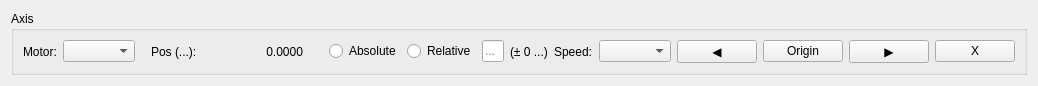
This is src/app/axiscontrollwidget/AxisControlWidget.ui in changhui-pal/QtKohzuController as Qt 5 draws it before an edit. The edited form follows.
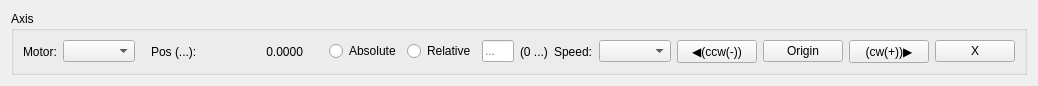
This is the edited form.

What changed in the file:
```diff
--- a/src/app/axiscontrollwidget/AxisControlWidget.ui
+++ b/src/app/axiscontrollwidget/AxisControlWidget.ui
@@ -6,8 +6,8 @@
    <rect>
     <x>0</x>
     <y>0</y>
-    <width>852</width>
-    <height>81</height>
+    <width>1038</width>
+    <height>85</height>
    </rect>
   </property>
   <property name="windowTitle">
@@ -109,7 +109,7 @@
       <item>
        <widget class="QLabel" name="rangeLabel">
         <property name="text">
-         <string>(± 0 ...)</string>
+         <string>(0 ...)</string>
         </property>
        </widget>
       </item>
@@ -126,7 +126,7 @@
       <item>
        <widget class="QPushButton" name="ccwButton">
         <property name="text">
-         <string>◀</string>
+         <string>◀(ccw(-))</string>
         </property>
        </widget>
       </item>
@@ -140,7 +140,7 @@
       <item>
        <widget class="QPushButton" name="cwButton">
         <property name="text">
-         <string>▶</string>
+         <string>(cw(+))▶</string>
         </property>
        </widget>
       </item>
```
Left out of the diff: 10 changed lines with no effect on the pictures.
